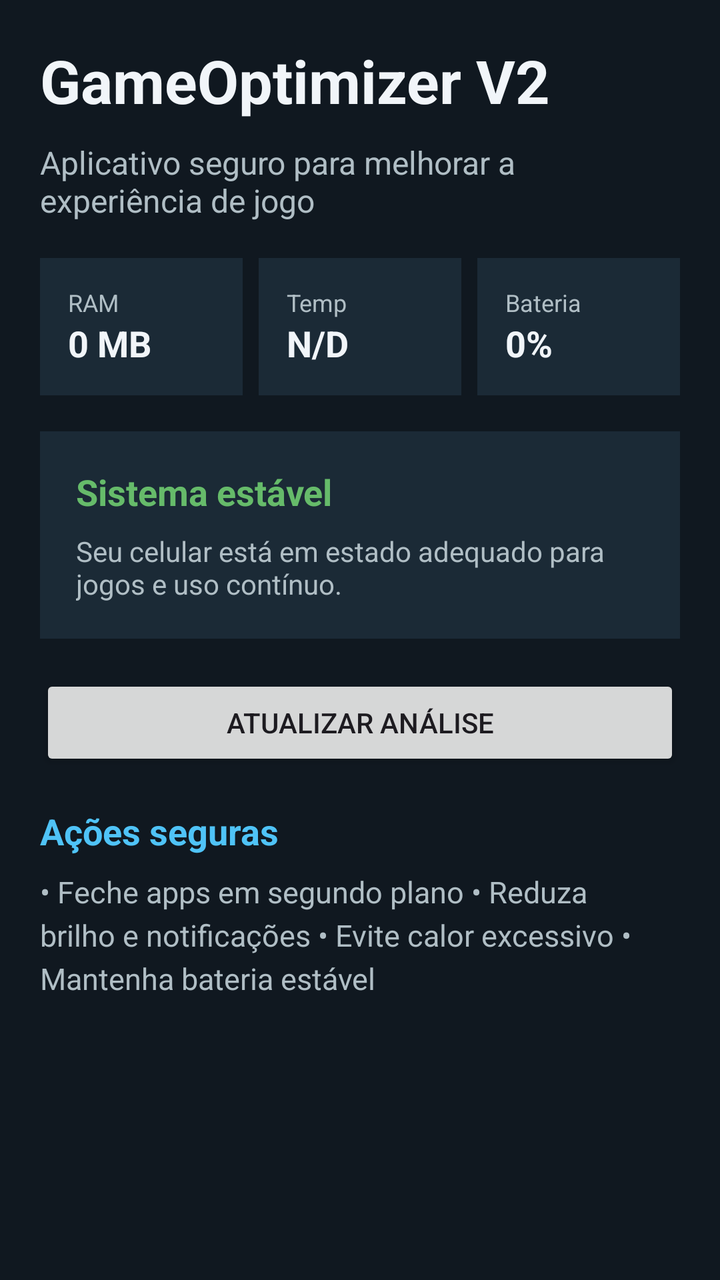
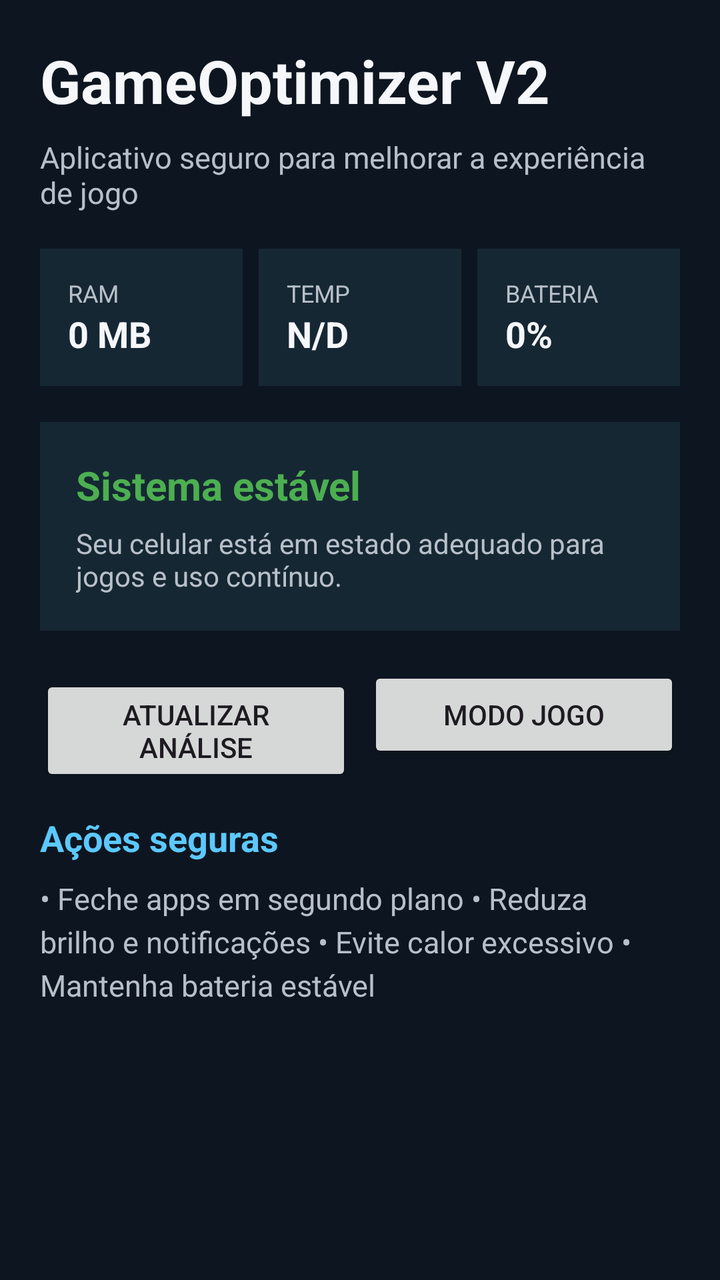

Compare the two renders of this Android layout. The source of the first and the diff that turns it into the second are given below.
<!-- AndroidManifest.xml: application theme Theme.GameOptimizerV2 -->
<!-- res/layout/activity_main.xml -->
<?xml version="1.0" encoding="utf-8"?>
<LinearLayout xmlns:android="http://schemas.android.com/apk/res/android"
    android:layout_width="match_parent"
    android:layout_height="match_parent"
    android:background="@color/bg_dark"
    android:orientation="vertical"
    android:padding="20dp">

    <TextView
        android:id="@+id/titleText"
        android:layout_width="match_parent"
        android:layout_height="wrap_content"
        android:text="GameOptimizer V2"
        android:textColor="@color/text_primary"
        android:textSize="30sp"
        android:textStyle="bold"
        android:layout_marginBottom="10dp" />

    <TextView
        android:id="@+id/subtitleText"
        android:layout_width="match_parent"
        android:layout_height="wrap_content"
        android:text="@string/safe_app"
        android:textColor="@color/text_secondary"
        android:textSize="16sp"
        android:layout_marginBottom="18dp" />

    <LinearLayout
        android:layout_width="match_parent"
        android:layout_height="wrap_content"
        android:orientation="horizontal"
        android:weightSum="3"
        android:layout_marginBottom="18dp">

        <LinearLayout
            android:layout_width="0dp"
            android:layout_height="wrap_content"
            android:layout_weight="1"
            android:orientation="vertical"
            android:background="@color/panel_dark"
            android:padding="14dp"
            android:layout_marginEnd="8dp">

            <TextView
                android:layout_width="wrap_content"
                android:layout_height="wrap_content"
                android:text="RAM"
                android:textColor="@color/text_secondary"
                android:textSize="12sp" />

            <TextView
                android:id="@+id/ramValue"
                android:layout_width="wrap_content"
                android:layout_height="wrap_content"
                android:text="0 MB"
                android:textColor="@color/text_primary"
                android:textSize="18sp"
                android:textStyle="bold" />
        </LinearLayout>

        <LinearLayout
            android:layout_width="0dp"
            android:layout_height="wrap_content"
            android:layout_weight="1"
            android:orientation="vertical"
            android:background="@color/panel_dark"
            android:padding="14dp"
            android:layout_marginEnd="8dp">

            <TextView
                android:layout_width="wrap_content"
                android:layout_height="wrap_content"
                android:text="Temp"
                android:textColor="@color/text_secondary"
                android:textSize="12sp" />

            <TextView
                android:id="@+id/temperatureValue"
                android:layout_width="wrap_content"
                android:layout_height="wrap_content"
                android:text="N/D"
                android:textColor="@color/text_primary"
                android:textSize="18sp"
                android:textStyle="bold" />
        </LinearLayout>

        <LinearLayout
            android:layout_width="0dp"
            android:layout_height="wrap_content"
            android:layout_weight="1"
            android:orientation="vertical"
            android:background="@color/panel_dark"
            android:padding="14dp">

            <TextView
                android:layout_width="wrap_content"
                android:layout_height="wrap_content"
                android:text="Bateria"
                android:textColor="@color/text_secondary"
                android:textSize="12sp" />

            <TextView
                android:id="@+id/batteryValue"
                android:layout_width="wrap_content"
                android:layout_height="wrap_content"
                android:text="0%"
                android:textColor="@color/text_primary"
                android:textSize="18sp"
                android:textStyle="bold" />
        </LinearLayout>
    </LinearLayout>

    <LinearLayout
        android:layout_width="match_parent"
        android:layout_height="wrap_content"
        android:background="@color/panel_dark"
        android:orientation="vertical"
        android:padding="18dp"
        android:layout_marginBottom="18dp">

        <TextView
            android:id="@+id/statusText"
            android:layout_width="match_parent"
            android:layout_height="wrap_content"
            android:text="Sistema estável"
            android:textColor="@color/accent_green"
            android:textSize="18sp"
            android:textStyle="bold"
            android:layout_marginBottom="8dp" />

        <TextView
            android:id="@+id/summaryText"
            android:layout_width="match_parent"
            android:layout_height="wrap_content"
            android:text="Seu celular está em estado adequado para jogos e uso contínuo."
            android:textColor="@color/text_secondary"
            android:textSize="14sp" />
    </LinearLayout>

    <Button
        android:id="@+id/optimizeButton"
        android:layout_width="match_parent"
        android:layout_height="wrap_content"
        android:text="@string/optimize_game"
        android:layout_marginBottom="18dp" />

    <TextView
        android:id="@+id/safeActionsTitle"
        android:layout_width="match_parent"
        android:layout_height="wrap_content"
        android:text="@string/safe_actions"
        android:textColor="@color/accent_blue"
        android:textStyle="bold"
        android:textSize="18sp"
        android:layout_marginBottom="8dp" />

    <TextView
        android:id="@+id/tipsText"
        android:layout_width="match_parent"
        android:layout_height="wrap_content"
        android:textColor="@color/text_secondary"
        android:textSize="15sp"
        android:lineSpacingExtra="4dp"
        android:text="• Feche apps em segundo plano
• Reduza brilho e notificações
• Evite calor excessivo
• Mantenha bateria estável" />

</LinearLayout>
<!-- resources referenced by this layout -->
<resources>
  <color name="accent_blue">#4FC3F7</color>
  <color name="accent_green">#66BB6A</color>
  <color name="bg_dark">#101820</color>
  <color name="panel_dark">#1B2A36</color>
  <color name="text_primary">#F1F5F9</color>
  <color name="text_secondary">#B0BEC5</color>
  <string name="optimize_game">Atualizar análise</string>
  <string name="safe_actions">Ações seguras</string>
  <string name="safe_app">Aplicativo seguro para melhorar a experiência de jogo</string>
  <style name="Theme.GameOptimizerV2" parent="Theme.Material3.DayNight.NoActionBar">
          <item name="colorPrimary">@color/accent_blue</item>
          <item name="colorPrimaryVariant">@color/accent_blue</item>
          <item name="colorSecondary">@color/accent_green</item>
          <item name="android:statusBarColor">@color/bg_dark</item>
          <item name="android:navigationBarColor">@color/bg_dark</item>
          <item name="android:windowBackground">@color/bg_dark</item>
      </style>
</resources>

<!-- the commit's change to res/layout/activity_main.xml (unified diff, before → after) -->
@@ -1,5 +1,6 @@
 <?xml version="1.0" encoding="utf-8"?>
 <LinearLayout xmlns:android="http://schemas.android.com/apk/res/android"
+    android:id="@+id/rootLayout"
     android:layout_width="match_parent"
     android:layout_height="match_parent"
     android:background="@color/bg_dark"
@@ -14,7 +15,7 @@
         android:textColor="@color/text_primary"
         android:textSize="30sp"
         android:textStyle="bold"
-        android:layout_marginBottom="10dp" />
+        android:layout_marginBottom="8dp" />
 
     <TextView
         android:id="@+id/subtitleText"
@@ -22,7 +23,7 @@
         android:layout_height="wrap_content"
         android:text="@string/safe_app"
         android:textColor="@color/text_secondary"
-        android:textSize="16sp"
+        android:textSize="15sp"
         android:layout_marginBottom="18dp" />
 
     <LinearLayout
@@ -36,10 +37,10 @@
             android:layout_width="0dp"
             android:layout_height="wrap_content"
             android:layout_weight="1"
+            android:layout_marginEnd="8dp"
+            android:background="@color/card_dark"
             android:orientation="vertical"
-            android:background="@color/panel_dark"
-            android:padding="14dp"
-            android:layout_marginEnd="8dp">
+            android:padding="14dp">
 
             <TextView
                 android:layout_width="wrap_content"
@@ -62,15 +63,15 @@
             android:layout_width="0dp"
             android:layout_height="wrap_content"
             android:layout_weight="1"
+            android:layout_marginEnd="8dp"
+            android:background="@color/card_dark"
             android:orientation="vertical"
-            android:background="@color/panel_dark"
-            android:padding="14dp"
-            android:layout_marginEnd="8dp">
+            android:padding="14dp">
 
             <TextView
                 android:layout_width="wrap_content"
                 android:layout_height="wrap_content"
-                android:text="Temp"
+                android:text="TEMP"
                 android:textColor="@color/text_secondary"
                 android:textSize="12sp" />
 
@@ -88,14 +89,14 @@
             android:layout_width="0dp"
             android:layout_height="wrap_content"
             android:layout_weight="1"
+            android:background="@color/card_dark"
             android:orientation="vertical"
-            android:background="@color/panel_dark"
             android:padding="14dp">
 
             <TextView
                 android:layout_width="wrap_content"
                 android:layout_height="wrap_content"
-                android:text="Bateria"
+                android:text="BATERIA"
                 android:textColor="@color/text_secondary"
                 android:textSize="12sp" />
 
@@ -113,7 +114,7 @@
     <LinearLayout
         android:layout_width="match_parent"
         android:layout_height="wrap_content"
-        android:background="@color/panel_dark"
+        android:background="@color/card_dark"
         android:orientation="vertical"
         android:padding="18dp"
         android:layout_marginBottom="18dp">
@@ -124,9 +125,9 @@
             android:layout_height="wrap_content"
             android:text="Sistema estável"
             android:textColor="@color/accent_green"
-            android:textSize="18sp"
+            android:textSize="20sp"
             android:textStyle="bold"
-            android:layout_marginBottom="8dp" />
+            android:layout_marginBottom="6dp" />
 
         <TextView
             android:id="@+id/summaryText"
@@ -137,19 +138,34 @@
             android:textSize="14sp" />
     </LinearLayout>
 
-    <Button
-        android:id="@+id/optimizeButton"
+    <LinearLayout
         android:layout_width="match_parent"
         android:layout_height="wrap_content"
-        android:text="@string/optimize_game"
-        android:layout_marginBottom="18dp" />
+        android:orientation="horizontal"
+        android:layout_marginBottom="18dp">
+
+        <Button
+            android:id="@+id/optimizeButton"
+            android:layout_width="0dp"
+            android:layout_height="wrap_content"
+            android:layout_weight="1"
+            android:text="Atualizar análise"
+            android:layout_marginEnd="8dp" />
+
+        <Button
+            android:id="@+id/modeButton"
+            android:layout_width="0dp"
+            android:layout_height="wrap_content"
+            android:layout_weight="1"
+            android:text="Modo jogo" />
+    </LinearLayout>
 
     <TextView
         android:id="@+id/safeActionsTitle"
         android:layout_width="match_parent"
         android:layout_height="wrap_content"
         android:text="@string/safe_actions"
-        android:textColor="@color/accent_blue"
+        android:textColor="@color/accent_cyan"
         android:textStyle="bold"
         android:textSize="18sp"
         android:layout_marginBottom="8dp" />
<!-- resource entries referenced after the edit -->
@@ -1,17 +1,16 @@
 <!-- resources referenced by this layout -->
 <resources>
-  <color name="accent_blue">#4FC3F7</color>
-  <color name="accent_green">#66BB6A</color>
-  <color name="bg_dark">#101820</color>
-  <color name="panel_dark">#1B2A36</color>
-  <color name="text_primary">#F1F5F9</color>
-  <color name="text_secondary">#B0BEC5</color>
-  <string name="optimize_game">Atualizar análise</string>
+  <color name="accent_cyan">#5CC8FF</color>
+  <color name="accent_green">#4CAF50</color>
+  <color name="bg_dark">#0D1620</color>
+  <color name="card_dark">#162734</color>
+  <color name="text_primary">#F5F7FA</color>
+  <color name="text_secondary">#B7C0C9</color>
   <string name="safe_actions">Ações seguras</string>
   <string name="safe_app">Aplicativo seguro para melhorar a experiência de jogo</string>
   <style name="Theme.GameOptimizerV2" parent="Theme.Material3.DayNight.NoActionBar">
-          <item name="colorPrimary">@color/accent_blue</item>
-          <item name="colorPrimaryVariant">@color/accent_blue</item>
+          <item name="colorPrimary">@color/accent_cyan</item>
+          <item name="colorPrimaryVariant">@color/accent_cyan</item>
           <item name="colorSecondary">@color/accent_green</item>
           <item name="android:statusBarColor">@color/bg_dark</item>
           <item name="android:navigationBarColor">@color/bg_dark</item>
